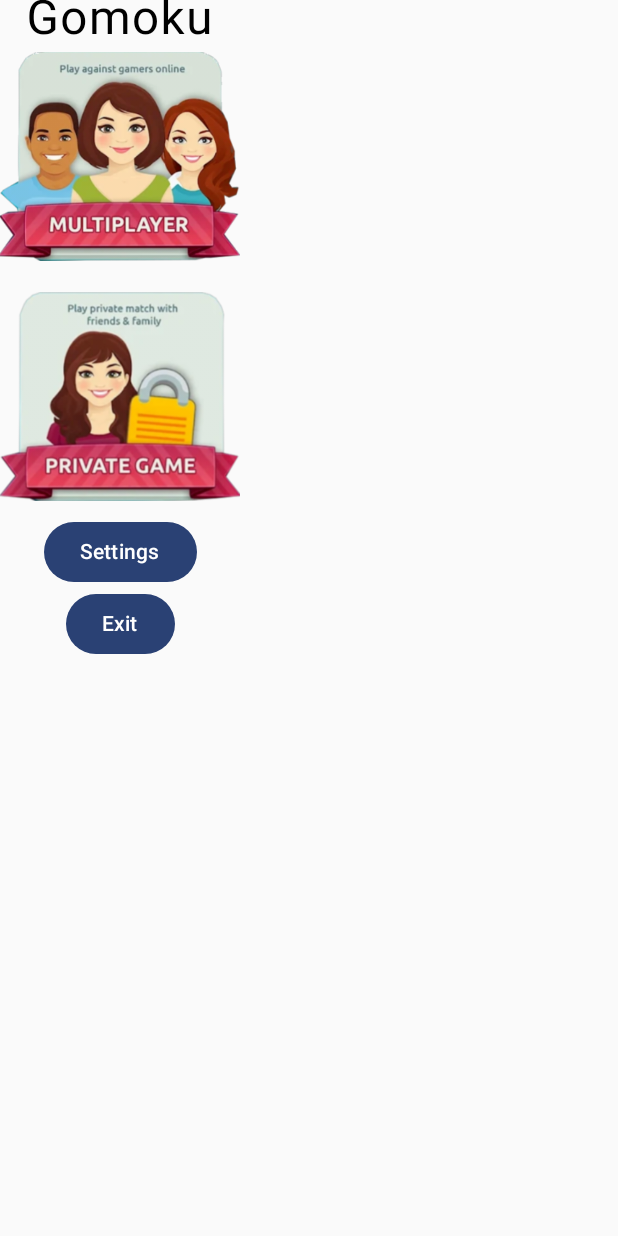
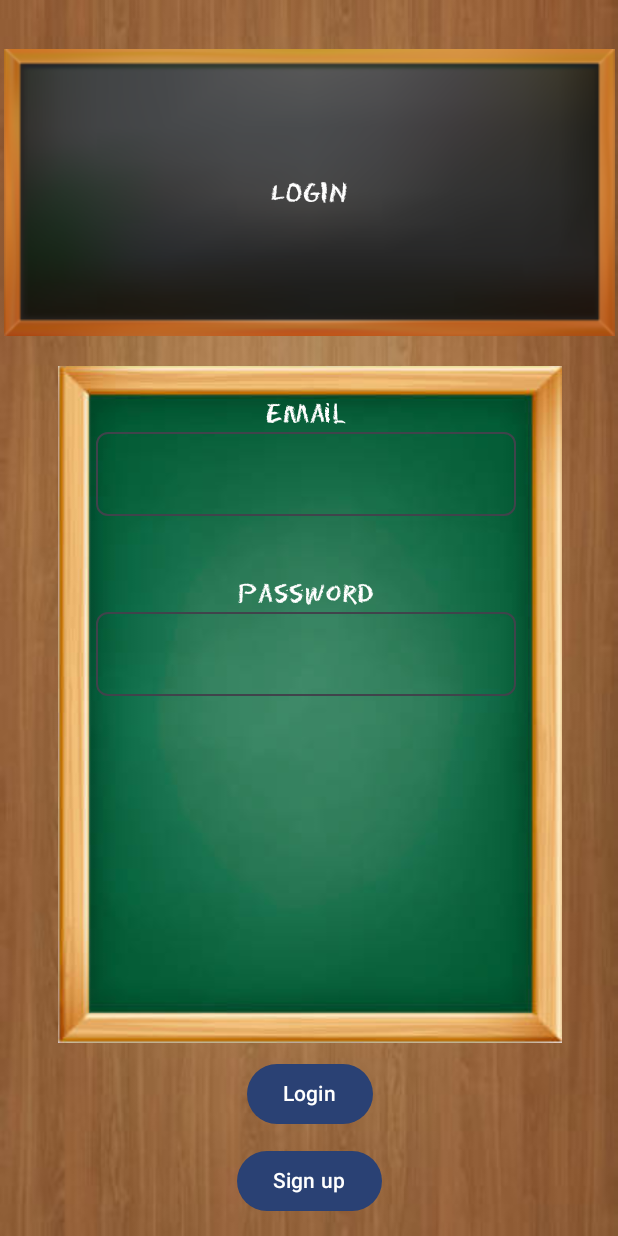
Before and after one commit to AndreGraca3/Gomoku-Royale-mobile, an Android app built with Jetpack Compose: the screen it shows after launch (MainActivity), on a phone screen of 412 x 824 dp. Run offline under Robolectric (Android 15) with nearby library versions, the phone set to English and light mode, and no system bars.

Commit message:
Finished implementing static login screen

```diff
--- a/app/src/main/AndroidManifest.xml
+++ b/app/src/main/AndroidManifest.xml
@@ -14,8 +14,10 @@
         android:theme="@style/Theme.App.Starting"
         tools:targetApi="31">
         <activity android:name=".ui.screens.match.MatchActivity" android:exported="false"/>
+        <activity android:name=".ui.screens.menu.MenuActivity" android:exported="false"/>
+        <activity android:name=".ui.screens.signup.SignUpActivity" android:exported="false"/>
         <activity
-            android:name=".ui.screens.home.MainActivity"
+            android:name=".ui.screens.MainActivity"
             android:exported="true"
             android:label="@string/app_name"
             android:theme="@style/Theme.App.Starting">
--- a/app/src/main/java/pt/isel/gomoku/ui/components/ElipsedText.kt
+++ b/app/src/main/java/pt/isel/gomoku/ui/components/text/ElipsedText.kt
@@ -1,4 +1,4 @@
-package pt.isel.gomoku.ui.components
+package pt.isel.gomoku.ui.components.text
 
 import androidx.compose.material3.Text
 import androidx.compose.runtime.Composable
--- /dev/null
+++ b/app/src/main/java/pt/isel/gomoku/ui/components/text/TextBox.kt
@@ -0,0 +1,61 @@
+package pt.isel.gomoku.ui.components.text
+
+import androidx.compose.foundation.layout.Column
+import androidx.compose.foundation.layout.Row
+import androidx.compose.foundation.layout.fillMaxWidth
+import androidx.compose.foundation.layout.padding
+import androidx.compose.foundation.shape.RoundedCornerShape
+import androidx.compose.foundation.text.KeyboardOptions
+import androidx.compose.material3.ExperimentalMaterial3Api
+import androidx.compose.material3.OutlinedTextField
+import androidx.compose.material3.Text
+import androidx.compose.material3.TextFieldDefaults
+import androidx.compose.runtime.Composable
+import androidx.compose.runtime.MutableState
+import androidx.compose.ui.Alignment
+import androidx.compose.ui.Modifier
+import androidx.compose.ui.graphics.Color
+import androidx.compose.ui.text.font.Font
+import androidx.compose.ui.text.font.FontFamily
+import androidx.compose.ui.text.input.VisualTransformation
+import androidx.compose.ui.unit.dp
+import pt.isel.gomoku.R
+
+@OptIn(ExperimentalMaterial3Api::class)
+@Composable
+fun TextBox(
+    title: String,
+    text: MutableState<String>,
+    visualTransformation: VisualTransformation = VisualTransformation.None,
+    keyboardOptions: KeyboardOptions = KeyboardOptions.Default
+) {
+    Row(
+        modifier = Modifier
+            .padding(vertical = 20.dp, horizontal = 15.dp)
+            .fillMaxWidth(8F / 10)
+    ) {
+        Column(
+            horizontalAlignment = Alignment.CenterHorizontally
+        ) {
+            Text(
+                text = title,
+                color = Color.White,
+                fontFamily = FontFamily(Font(R.font.eraser))
+            )
+            OutlinedTextField(
+                value = text.value,
+                onValueChange = { text.value = it },
+                visualTransformation = visualTransformation,
+                keyboardOptions = keyboardOptions,
+                singleLine = true,
+                shape = RoundedCornerShape(8.dp),
+                colors = TextFieldDefaults.textFieldColors(
+                    textColor = Color.White,
+                    containerColor = Color.Transparent
+                ),
+                modifier = Modifier
+                    .padding(horizontal = 10.dp)
+            )
+        }
+    }
+}
--- /dev/null
+++ b/app/src/main/java/pt/isel/gomoku/ui/screens/MainActivity.kt
@@ -0,0 +1,50 @@
+package pt.isel.gomoku.ui.screens
+
+import android.os.Bundle
+import androidx.activity.ComponentActivity
+import androidx.activity.compose.setContent
+import androidx.compose.foundation.layout.Box
+import androidx.compose.foundation.layout.fillMaxSize
+import androidx.compose.material3.MaterialTheme
+import androidx.compose.material3.Surface
+import androidx.compose.ui.Alignment
+import androidx.compose.ui.Modifier
+import androidx.core.splashscreen.SplashScreen.Companion.installSplashScreen
+import pt.isel.gomoku.ui.screens.login.LoginScreen
+import pt.isel.gomoku.ui.screens.menu.MenuActivity
+import pt.isel.gomoku.ui.screens.signup.SignUpActivity
+import pt.isel.gomoku.ui.theme.GomokuTheme
+
+class MainActivity : ComponentActivity() {
+    override fun onCreate(savedInstanceState: Bundle?) {
+        super.onCreate(savedInstanceState)
+        installSplashScreen().apply {
+            setKeepOnScreenCondition {
+                // do some loading here while splash screen is shown
+                false
+            }
+        }
+        setContent {
+            GomokuTheme {
+                Surface(
+                    modifier = Modifier.fillMaxSize(),
+                    color = MaterialTheme.colorScheme.background
+                ) {
+                    Box(
+                        modifier = Modifier.fillMaxSize(),
+                        contentAlignment = Alignment.Center
+                    ) {
+                        LoginScreen(
+                            onLoginRequest = {
+                                MenuActivity.navigateTo(this@MainActivity)
+                            },
+                            onSignInRequest = {
+                                SignUpActivity.navigateTo(this@MainActivity)
+                            }
+                        )
+                    }
+                }
+            }
+        }
+    }
+}
--- a/app/src/main/java/pt/isel/gomoku/ui/screens/home/MainActivity.kt
+++ /dev/null
@@ -1,25 +0,0 @@
-package pt.isel.gomoku.ui.screens.home
-
-import android.os.Bundle
-import androidx.activity.ComponentActivity
-import androidx.activity.compose.setContent
-import androidx.core.splashscreen.SplashScreen.Companion.installSplashScreen
-import pt.isel.gomoku.ui.screens.match.MatchActivity
-
-class MainActivity : ComponentActivity() {
-    override fun onCreate(savedInstanceState: Bundle?) {
-        super.onCreate(savedInstanceState)
-        installSplashScreen().apply {
-            setKeepOnScreenCondition {
-                // do some loading here while splash screen is shown
-                false
-            }
-        }
-        setContent {
-            MainScreen(
-                onBackRequested = { finish() },
-                onMatchRequested = { MatchActivity.navigateTo(this) }
-            )
-        }
-    }
-}
--- /dev/null
+++ b/app/src/main/java/pt/isel/gomoku/ui/screens/login/BlackBoard.kt
@@ -0,0 +1,37 @@
+package pt.isel.gomoku.ui.screens.login
+
+import androidx.compose.foundation.layout.Box
+import androidx.compose.foundation.layout.padding
+import androidx.compose.material3.Text
+import androidx.compose.runtime.Composable
+import androidx.compose.ui.Alignment
+import androidx.compose.ui.Modifier
+import androidx.compose.ui.draw.paint
+import androidx.compose.ui.graphics.Color
+import androidx.compose.ui.layout.ContentScale
+import androidx.compose.ui.res.painterResource
+import androidx.compose.ui.text.font.Font
+import androidx.compose.ui.text.font.FontFamily
+import androidx.compose.ui.unit.dp
+import pt.isel.gomoku.R
+
+@Composable
+fun BlackBoard(text: String, color: Color) {
+    Box(
+        contentAlignment = Alignment.Center,
+        modifier = Modifier
+            .padding(
+                vertical = 20.dp
+            )
+            .paint(
+                painter = painterResource(id = R.drawable.black_board),
+                contentScale = ContentScale.FillBounds
+            )
+    ) {
+        Text(
+            text = text,
+            color = color,
+            fontFamily = FontFamily(Font(R.font.eraser))
+        )
+    }
+}
--- a/app/src/main/java/pt/isel/gomoku/ui/screens/login/LoginScreen.kt
+++ b/app/src/main/java/pt/isel/gomoku/ui/screens/login/LoginScreen.kt
@@ -1,8 +1,94 @@
 package pt.isel.gomoku.ui.screens.login
 
+import androidx.compose.foundation.Image
+import androidx.compose.foundation.layout.Arrangement
+import androidx.compose.foundation.layout.Box
+import androidx.compose.foundation.layout.Column
+import androidx.compose.foundation.layout.Row
+import androidx.compose.foundation.layout.fillMaxSize
+import androidx.compose.foundation.layout.padding
+import androidx.compose.foundation.text.KeyboardOptions
+import androidx.compose.material3.Text
 import androidx.compose.runtime.Composable
+import androidx.compose.runtime.mutableStateOf
+import androidx.compose.runtime.remember
+import androidx.compose.ui.Alignment
+import androidx.compose.ui.Modifier
+import androidx.compose.ui.draw.paint
+import androidx.compose.ui.graphics.Color
+import androidx.compose.ui.layout.ContentScale
+import androidx.compose.ui.res.painterResource
+import androidx.compose.ui.text.input.KeyboardType
+import androidx.compose.ui.text.input.PasswordVisualTransformation
+import androidx.compose.ui.tooling.preview.Preview
+import androidx.compose.ui.unit.dp
+import pt.isel.gomoku.R
+import pt.isel.gomoku.ui.components.buttons.RoundButton
+import pt.isel.gomoku.ui.components.text.TextBox
 
 @Composable
-fun LoginScreen() {
-    TODO()
+fun LoginScreen(onLoginRequest: () -> Unit, onSignInRequest: () -> Unit) {
+    val email = remember { mutableStateOf("") }
+    val password = remember { mutableStateOf("") }
+
+    Image(
+        modifier = Modifier.fillMaxSize(),
+        painter = painterResource(id = R.drawable.floor_background),
+        contentScale = ContentScale.FillBounds,
+        contentDescription = "Floor background"
+    )
+
+    Column(
+        verticalArrangement = Arrangement.Top,
+        horizontalAlignment = Alignment.CenterHorizontally
+    ) {
+        BlackBoard(text = "LOGIN", color = Color.White)
+
+        Box(
+            modifier = Modifier
+                .paint(
+                    painter = painterResource(id = R.drawable.main_screen),
+                    contentScale = ContentScale.FillBounds
+                )
+        ) {
+            Column(
+                verticalArrangement = Arrangement.Center,
+                horizontalAlignment = Alignment.CenterHorizontally
+            ) {
+                TextBox(title = "Email", text = email)
+
+                TextBox(
+                    title = "Password",
+                    text = password,
+                    visualTransformation = PasswordVisualTransformation(),
+                    keyboardOptions = KeyboardOptions(keyboardType = KeyboardType.Password)
+                )
+            }
+        }
+
+        Row(
+            modifier = Modifier.padding(vertical = 10.dp)
+        ) {
+            RoundButton(
+                onClick = onLoginRequest
+            ) {
+                Text("Login")
+            }
+        }
+
+        Row {
+            RoundButton(
+                onClick = onSignInRequest
+            ) {
+                Text("Sign up")
+            }
+        }
+
+    }
 }
+
+@Preview
+@Composable
+fun LoginScreenPreview() {
+    LoginScreen({}, {})
+}
--- a/app/src/main/java/pt/isel/gomoku/ui/screens/match/MatchScreen.kt
+++ b/app/src/main/java/pt/isel/gomoku/ui/screens/match/MatchScreen.kt
@@ -2,13 +2,8 @@ package pt.isel.gomoku.ui.screens.match
 
 import android.util.Log
 import androidx.compose.foundation.Image
-import androidx.compose.foundation.layout.Arrangement
 import androidx.compose.foundation.layout.Box
-import androidx.compose.foundation.layout.Column
-import androidx.compose.foundation.layout.Row
 import androidx.compose.foundation.layout.fillMaxSize
-import androidx.compose.foundation.layout.fillMaxWidth
-import androidx.compose.foundation.layout.padding
 import androidx.compose.runtime.Composable
 import androidx.compose.runtime.getValue
 import androidx.compose.runtime.mutableStateOf
@@ -20,14 +15,10 @@ import androidx.compose.ui.layout.ContentScale
 import androidx.compose.ui.platform.LocalContext
 import androidx.compose.ui.res.painterResource
 import androidx.compose.ui.tooling.preview.Preview
-import androidx.compose.ui.unit.dp
 import pt.isel.gomoku.R
 import pt.isel.gomoku.domain.Match
 import pt.isel.gomoku.domain.User
 import pt.isel.gomoku.domain.board.BoardRun
-import pt.isel.gomoku.ui.components.buttons.AnimatedImageButton
-import pt.isel.gomoku.ui.screens.match.board.BoardView
-import pt.isel.gomoku.ui.screens.match.player.PlayerPlankRow
 import pt.isel.gomoku.ui.theme.GomokuTheme
 import pt.isel.gomoku.utils.playSound
 
@@ -38,8 +29,8 @@ fun MatchScreen(onBackRequested: () -> Unit = {}) {
 
     // TODO: this will all be moved to activity, inside view model
     val users = listOf(
-        User("Andre dos Graças", null, "Grand Champion"),
-        User("Diogo Maça Pereira dos Santos", null, "Silver"),
+        User("Andre dos Graças", null, "Silver"),
+        User("Diogo Maça Pereira dos Santos", null, "Grand Champion"),
     )
 
     val match = Match(
--- a/app/src/main/java/pt/isel/gomoku/ui/screens/match/board/grid/Cell.kt
+++ b/app/src/main/java/pt/isel/gomoku/ui/screens/match/board/grid/Cell.kt
@@ -2,14 +2,12 @@ package pt.isel.gomoku.ui.screens.match.board.grid
 
 import androidx.compose.foundation.Image
 import androidx.compose.foundation.clickable
-import androidx.compose.foundation.gestures.detectTapGestures
 import androidx.compose.foundation.layout.Box
 import androidx.compose.foundation.layout.aspectRatio
 import androidx.compose.runtime.Composable
 import androidx.compose.ui.Alignment
 import androidx.compose.ui.Modifier
 import androidx.compose.ui.graphics.Color
-import androidx.compose.ui.input.pointer.pointerInput
 import androidx.compose.ui.res.painterResource
 import pt.isel.gomoku.R
 import pt.isel.gomoku.domain.Player
--- a/app/src/main/java/pt/isel/gomoku/ui/screens/match/board/grid/GridView.kt
+++ b/app/src/main/java/pt/isel/gomoku/ui/screens/match/board/grid/GridView.kt
@@ -1,7 +1,6 @@
 package pt.isel.gomoku.ui.screens.match.board.grid
 
 import android.util.Log
-import android.widget.GridView
 import androidx.compose.foundation.background
 import androidx.compose.foundation.border
 import androidx.compose.foundation.layout.PaddingValues
@@ -10,9 +9,6 @@ import androidx.compose.foundation.lazy.grid.GridCells
 import androidx.compose.foundation.lazy.grid.LazyVerticalGrid
 import androidx.compose.foundation.shape.RoundedCornerShape
 import androidx.compose.runtime.Composable
-import androidx.compose.runtime.derivedStateOf
-import androidx.compose.runtime.getValue
-import androidx.compose.runtime.remember
 import androidx.compose.ui.Modifier
 import androidx.compose.ui.draw.clip
 import androidx.compose.ui.draw.scale
--- a/app/src/main/java/pt/isel/gomoku/ui/screens/match/player/PlayerDetails.kt
+++ b/app/src/main/java/pt/isel/gomoku/ui/screens/match/player/PlayerDetails.kt
@@ -11,7 +11,7 @@ import androidx.compose.ui.res.painterResource
 import androidx.compose.ui.unit.dp
 import androidx.compose.ui.unit.sp
 import pt.isel.gomoku.domain.User
-import pt.isel.gomoku.ui.components.ElipsedText
+import pt.isel.gomoku.ui.components.text.ElipsedText
 import pt.isel.gomoku.utils.getRankIconByName
 
 @Composable
--- a/app/src/main/java/pt/isel/gomoku/ui/screens/match/player/PlayerPlankRow.kt
+++ b/app/src/main/java/pt/isel/gomoku/ui/screens/match/player/PlayerPlankRow.kt
@@ -15,7 +15,7 @@ import androidx.compose.ui.unit.sp
 import pt.isel.gomoku.domain.Player
 import pt.isel.gomoku.domain.User
 import pt.isel.gomoku.ui.components.AnimatedBorderCard
-import pt.isel.gomoku.ui.components.ElipsedText
+import pt.isel.gomoku.ui.components.text.ElipsedText
 
 @Composable
 fun PlayerPlankRow(users: List<User>, turn: Player) {
--- a/app/src/main/java/pt/isel/gomoku/ui/screens/home/MatchCard.kt
+++ b/app/src/main/java/pt/isel/gomoku/ui/screens/menu/MatchCard.kt
@@ -1,4 +1,4 @@
-package pt.isel.gomoku.ui.screens.home
+package pt.isel.gomoku.ui.screens.menu
 
 import androidx.compose.foundation.Image
 import androidx.compose.foundation.gestures.detectTapGestures
--- /dev/null
+++ b/app/src/main/java/pt/isel/gomoku/ui/screens/menu/MenuActivity.kt
@@ -0,0 +1,47 @@
+package pt.isel.gomoku.ui.screens.menu
+
+import android.app.Activity
+import android.content.Intent
+import android.os.Bundle
+import androidx.activity.ComponentActivity
+import androidx.activity.compose.setContent
+import androidx.compose.foundation.layout.Box
+import androidx.compose.foundation.layout.fillMaxSize
+import androidx.compose.material3.MaterialTheme
+import androidx.compose.material3.Surface
+import androidx.compose.ui.Alignment
+import androidx.compose.ui.Modifier
+import pt.isel.gomoku.ui.screens.match.MatchActivity
+import pt.isel.gomoku.ui.theme.GomokuTheme
+
+class MenuActivity : ComponentActivity() {
+
+    companion object {
+        fun navigateTo(origin: Activity) {
+            val intent = Intent(origin, MenuActivity::class.java)
+            origin.startActivity(intent)
+        }
+    }
+
+    override fun onCreate(savedInstanceState: Bundle?) {
+        super.onCreate(savedInstanceState)
+        setContent {
+            GomokuTheme {
+                Surface(
+                    modifier = Modifier.fillMaxSize(),
+                    color = MaterialTheme.colorScheme.background
+                ) {
+                    Box(
+                        modifier = Modifier.fillMaxSize(),
+                        contentAlignment = Alignment.Center
+                    ) {
+                        MenuScreen(
+                            onBackRequested = { finish() },
+                            onMatchRequested = { MatchActivity.navigateTo(this@MenuActivity) }
+                        )
+                    }
+                }
+            }
+        }
+    }
+}
--- a/app/src/main/java/pt/isel/gomoku/ui/screens/home/MainScreen.kt
+++ b/app/src/main/java/pt/isel/gomoku/ui/screens/menu/MenuScreen.kt
@@ -1,4 +1,4 @@
-package pt.isel.gomoku.ui.screens.home
+package pt.isel.gomoku.ui.screens.menu
 
 import androidx.compose.animation.core.RepeatMode
 import androidx.compose.animation.core.animateFloat
@@ -20,11 +20,10 @@ import androidx.compose.ui.platform.LocalContext
 import androidx.compose.ui.text.style.TextMotion
 import pt.isel.gomoku.R
 import pt.isel.gomoku.ui.components.buttons.RoundButton
-import pt.isel.gomoku.ui.theme.GomokuTheme
 import pt.isel.gomoku.utils.playSound
 
 @Composable
-fun MainScreen(onBackRequested: () -> Unit = {}, onMatchRequested: () -> Unit = {}) {
+fun MenuScreen(onBackRequested: () -> Unit = {}, onMatchRequested: () -> Unit = {}) {
 
     val ctx = LocalContext.current
 
@@ -40,7 +39,6 @@ fun MainScreen(onBackRequested: () -> Unit = {}, onMatchRequested: () -> Unit =
         label = "scale"
     )
 
-    GomokuTheme {
     Column(
         verticalArrangement = Arrangement.Center,
         horizontalAlignment = Alignment.CenterHorizontally
@@ -98,7 +96,6 @@ fun MainScreen(onBackRequested: () -> Unit = {}, onMatchRequested: () -> Unit =
         }
     }
 }
-}
 
 
 /*Row {
@@ -116,8 +113,3 @@ RoundButton(onClick = {
 }, content = {
     Text("Click")
 })*/
-
-@Composable
-fun Title() {
-    Text("Gomoku")
-}
```
Also changed, not shown: app/src/main/java/pt/isel/gomoku/ui/screens/match/player/PlayerPlank.kt (+0 -12 lines), app/src/main/res/drawable/black_board.png (added), app/src/main/res/drawable/main_screen.png (added), app/src/main/res/font/eraser.ttf (added). Lines whose indentation alone changed are shown as unchanged.
